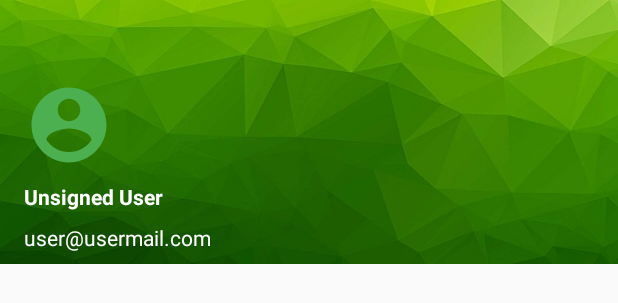
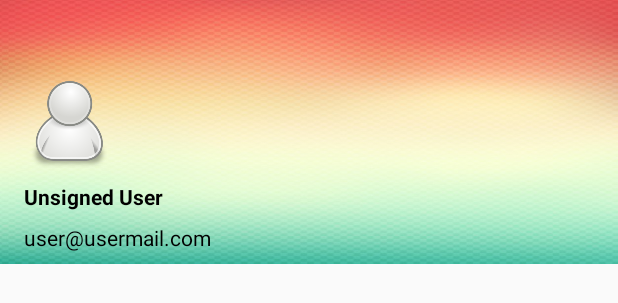
Before and after one commit to nihitb06/Skill-India-App, an Android app: the layout layout_navbar_header.xml on its own in the app's theme, with its tools: preview values and no code run, on a phone screen of 412 x 824 dp. Shown: the top 303 px of the screen. Run offline under Robolectric (Android 15) with nearby library versions, the light colour scheme and no system bars.

Commit message:
UI changed

```diff
--- a/app/src/main/res/drawable/ic_account_circle_green_500_24dp.xml
+++ /dev/null
@@ -1,4 +0,0 @@
-<?xml version="1.0" encoding="UTF-8" standalone="no"?>
-<vector xmlns:android="http://schemas.android.com/apk/res/android" android:height="24dp" android:viewportHeight="24.0" android:viewportWidth="24.0" android:width="24dp">
-    <path android:fillColor="#4CAF50" android:pathData="M12,2C6.48,2 2,6.48 2,12s4.48,10 10,10 10,-4.48 10,-10S17.52,2 12,2zM12,5c1.66,0 3,1.34 3,3s-1.34,3 -3,3 -3,-1.34 -3,-3 1.34,-3 3,-3zM12,19.2c-2.5,0 -4.71,-1.28 -6,-3.22 0.03,-1.99 4,-3.08 6,-3.08 1.99,0 5.97,1.09 6,3.08 -1.29,1.94 -3.5,3.22 -6,3.22z"/>
-</vector>
--- a/app/src/main/res/layout/layout_navbar_header.xml
+++ b/app/src/main/res/layout/layout_navbar_header.xml
@@ -1,38 +1,45 @@
 <?xml version="1.0" encoding="utf-8"?>
+<RelativeLayout xmlns:android="http://schemas.android.com/apk/res/android"
+    android:layout_width="match_parent"
+    android:layout_height="@dimen/nav_header_height">
+
+    <ImageView
+        android:layout_width="match_parent"
+        android:layout_height="match_parent"
+        android:background="@drawable/bg" />
+
     <LinearLayout
-    xmlns:android="http://schemas.android.com/apk/res/android"
         android:layout_width="match_parent"
-    android:layout_height="@dimen/nav_header_height"
-    android:background="@drawable/side_nav_background"
-    android:orientation="vertical"
-    android:gravity="bottom">
+        android:layout_height="match_parent"
+        android:gravity="bottom"
+        android:orientation="vertical">
 
         <ImageView
             android:id="@+id/profile"
             android:layout_width="60dp"
             android:layout_height="60dp"
+            android:layout_marginBottom="@dimen/nav_header_vertical_spacing"
             android:layout_marginStart="@dimen/nav_header_horizontal_spacing"
-        android:layout_marginBottom="@dimen/nav_header_vertical_spacing"
-        android:src="@drawable/ic_account_circle_green_500_24dp"
-        android:contentDescription="@string/profile_photo_desc" />
+            android:contentDescription="@string/profile_photo_desc"
+            android:src="@drawable/userlogo" />
 
         <TextView
             android:id="@+id/name"
             android:layout_width="wrap_content"
             android:layout_height="wrap_content"
+            android:layout_marginBottom="@dimen/nav_header_vertical_spacing"
             android:layout_marginStart="@dimen/nav_header_horizontal_spacing"
-        android:layout_marginBottom="@dimen/nav_header_vertical_spacing"
             android:text="@string/name_sample"
-        android:textColor="#ffffff"
+            android:textColor="#000000"
             android:textStyle="bold" />
 
         <TextView
             android:id="@+id/email"
             android:layout_width="wrap_content"
             android:layout_height="wrap_content"
+            android:layout_marginBottom="@dimen/nav_header_vertical_spacing"
             android:layout_marginStart="@dimen/nav_header_horizontal_spacing"
-        android:layout_marginBottom="@dimen/nav_header_vertical_spacing"
             android:text="@string/email_sample"
-        android:textColor="#ffffff" />
-
+            android:textColor="#000000" />
     </LinearLayout>
+</RelativeLayout>
--- a/app/src/main/res/values/colors.xml
+++ b/app/src/main/res/values/colors.xml
@@ -1,8 +1,8 @@
 <?xml version="1.0" encoding="utf-8"?>
 <resources>
-    <color name="colorPrimary">#4CAF50</color>
-    <color name="colorPrimaryDark">#388E3C</color>
-    <color name="colorAccent">#FFC107</color>
+    <color name="colorPrimary">#009688</color>
+    <color name="colorPrimaryDark">#00796B</color>
+    <color name="colorAccent">#FF4081</color>
     <color name="shadow">#555555</color>
     <color name="title">#777777</color>
 </resources>
```
Also changed, not shown: app/src/main/java/co/ardulous/skillindia/MainActivity.java (+14 -4 lines), app/src/main/res/layout/activity_main_splashscreen.xml (+7 -2 lines), app/src/main/res/drawable/bg.jpg (added), app/src/main/res/drawable/indian.jpg (added), app/src/main/res/drawable/people.jpg, app/src/main/res/drawable/side_nav_background.jpg (deleted), app/src/main/res/drawable/tricolor.jpg (deleted), app/src/main/res/drawable/userlogo.png (added). Lines whose indentation alone changed are shown as unchanged.
